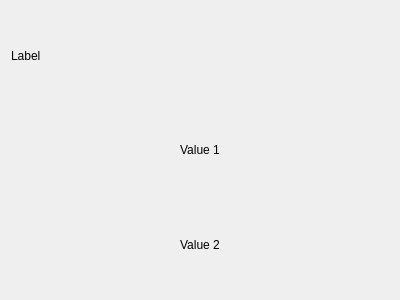
OpenFairWind/fairwindplusplus, file sdk/src/display/base/doubletext/DisplayDoubleText.ui: the form before one commit.
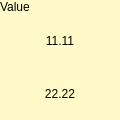
The form after the commit.

Diff of the .ui file:
```diff
--- a/sdk/src/display/base/doubletext/DisplayDoubleText.ui
+++ b/sdk/src/display/base/doubletext/DisplayDoubleText.ui
@@ -6,23 +6,54 @@
    <rect>
     <x>0</x>
     <y>0</y>
-    <width>400</width>
-    <height>300</height>
+    <width>120</width>
+    <height>120</height>
    </rect>
   </property>
+  <property name="sizePolicy">
+   <sizepolicy hsizetype="Minimum" vsizetype="Minimum">
+    <horstretch>0</horstretch>
+    <verstretch>0</verstretch>
+   </sizepolicy>
+  </property>
   <property name="windowTitle">
    <string>Form</string>
   </property>
   <property name="styleSheet">
-   <string notr="true"/>
+   <string notr="true">background-color: rgb(255, 250, 200);
+color: rgb(0, 0, 0);</string>
   </property>
   <layout class="QGridLayout" name="gridLayout">
+   <property name="leftMargin">
+    <number>0</number>
+   </property>
+   <property name="topMargin">
+    <number>0</number>
+   </property>
+   <property name="rightMargin">
+    <number>0</number>
+   </property>
+   <property name="bottomMargin">
+    <number>0</number>
+   </property>
    <item row="0" column="0">
     <layout class="QVBoxLayout" name="verticalLayout">
+     <property name="spacing">
+      <number>0</number>
+     </property>
      <item>
       <widget class="QLabel" name="label_Label">
+       <property name="sizePolicy">
+        <sizepolicy hsizetype="Minimum" vsizetype="Minimum">
+         <horstretch>0</horstretch>
+         <verstretch>0</verstretch>
+        </sizepolicy>
+       </property>
+       <property name="frameShape">
+        <enum>QFrame::NoFrame</enum>
+       </property>
        <property name="text">
-        <string>Label</string>
+        <string>Value</string>
        </property>
        <property name="textFormat">
         <enum>Qt::PlainText</enum>
@@ -34,8 +65,17 @@
      </item>
      <item>
       <widget class="QLabel" name="label_Value1">
+       <property name="sizePolicy">
+        <sizepolicy hsizetype="Minimum" vsizetype="MinimumExpanding">
+         <horstretch>0</horstretch>
+         <verstretch>0</verstretch>
+        </sizepolicy>
+       </property>
+       <property name="frameShape">
+        <enum>QFrame::NoFrame</enum>
+       </property>
        <property name="text">
-        <string>Value 1</string>
+        <string>11.11</string>
        </property>
        <property name="textFormat">
         <enum>Qt::AutoText</enum>
@@ -47,8 +87,14 @@
      </item>
      <item>
       <widget class="QLabel" name="label_Value2">
+       <property name="sizePolicy">
+        <sizepolicy hsizetype="Minimum" vsizetype="MinimumExpanding">
+         <horstretch>0</horstretch>
+         <verstretch>0</verstretch>
+        </sizepolicy>
+       </property>
        <property name="text">
-        <string>Value 2</string>
+        <string>22.22</string>
        </property>
        <property name="alignment">
         <set>Qt::AlignCenter</set>
```
